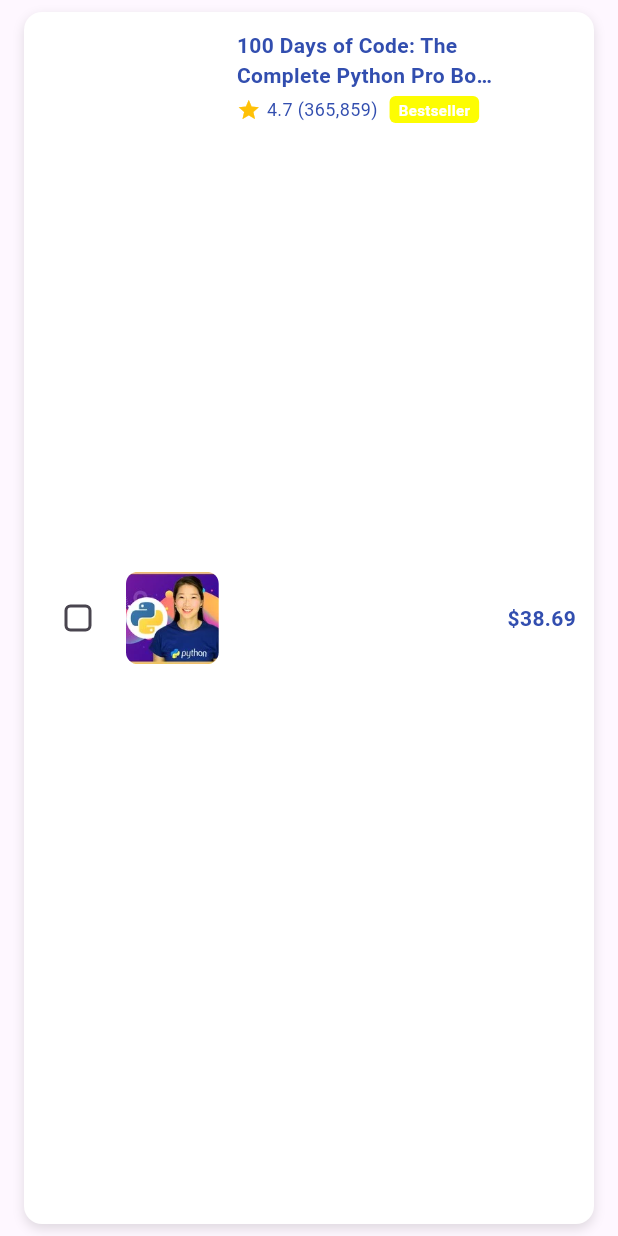
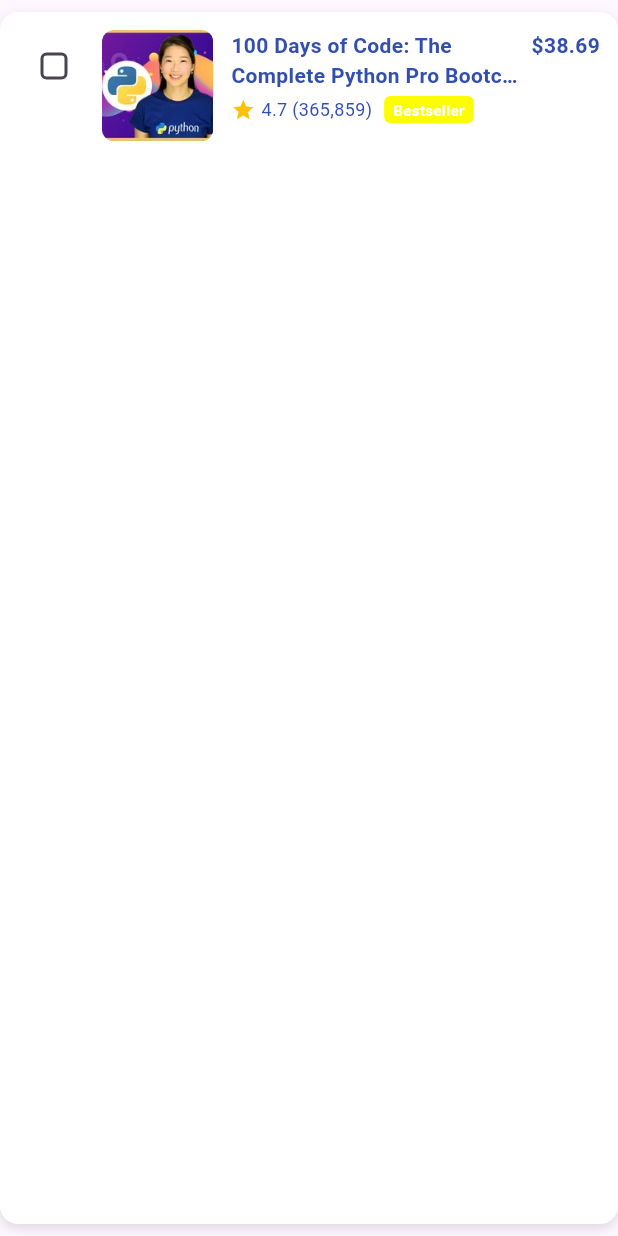
Before and after one commit to Thienry18/project-mobile, a Flutter app: the CartItemTile widget shown alone on an empty page, opened directly with sample values from the repository, on a phone screen of 412 x 824 dp. Run offline on Flutter 3.47's test engine with Material 3 defaults, Android fonts, the phone set to English and light mode, and no system bars; our stand-ins replace country_picker, flutter_speed_dial, flutter_svg, google_fonts, image_picker, share_plus and 2 more; accounts and stored records are empty.

Commit message:
darkmode lagi

```diff
--- a/lib/main.dart
+++ b/lib/main.dart
@@ -51,7 +51,7 @@
         ),
       ),
       themeMode: themeNotifier.themeMode,
-      home: SecurityScreen(),
+      home: Profile(),
     );
   }
 }
--- a/lib/screens/notification_page.dart
+++ b/lib/screens/notification_page.dart
@@ -34,6 +34,7 @@
     super.initState();
     _tabController = TabController(length: 2, vsync: this);
     _loadNotifications();
+    clearNotifications();
   }
 
   Future<void> clearNotifications() async {
--- a/lib/widgets/cart_item_tile.dart
+++ b/lib/widgets/cart_item_tile.dart
@@ -21,17 +21,17 @@
     final isDarkMode = Provider.of<ThemeNotifier>(context).isDarkMode;
 
     return Container(
-      margin: const EdgeInsets.symmetric(vertical: 8, horizontal: 16),
+      margin: const EdgeInsets.symmetric(vertical: 8, horizontal: 0),
       padding: const EdgeInsets.all(12),
       decoration: BoxDecoration(
-        color: isDarkMode ? Color(0xff324eaf) : Colors.white,
+        color: isDarkMode ? const Color(0xff324eaf) : Colors.white,
         borderRadius: BorderRadius.circular(12),
         boxShadow: const [
           BoxShadow(color: Colors.black12, blurRadius: 6, offset: Offset(0, 3)),
         ],
       ),
       child: Row(
-        crossAxisAlignment: CrossAxisAlignment.center,
+        crossAxisAlignment: CrossAxisAlignment.start,
         children: [
           Checkbox(
             value: isSelected,
@@ -39,7 +39,7 @@
             shape: RoundedRectangleBorder(
               borderRadius: BorderRadius.circular(4),
             ),
-            activeColor: isDarkMode ? Colors.white : Color(0xFF324EAF),
+            activeColor: isDarkMode ? Colors.white : const Color(0xFF324EAF),
             checkColor: isDarkMode ? Colors.black : Colors.white,
           ),
           const SizedBox(width: 8),
@@ -47,13 +47,13 @@
             borderRadius: BorderRadius.circular(8),
             child: Image.asset(
               course.images,
-              width: screenWidth * 0.15, // ⬅️ Responsif
-              height: screenWidth * 0.15,
+              width: screenWidth * 0.18, // responsif
+              height: screenWidth * 0.18,
               fit: BoxFit.cover,
               errorBuilder: (context, error, stackTrace) {
                 return Container(
-                  width: screenWidth * 0.15,
-                  height: screenWidth * 0.15,
+                  width: screenWidth * 0.18,
+                  height: screenWidth * 0.18,
                   color: Colors.blue,
                   alignment: Alignment.center,
                   child: const Icon(
@@ -76,8 +76,8 @@
                   overflow: TextOverflow.ellipsis,
                   style: TextStyle(
                     fontWeight: FontWeight.bold,
-                    fontSize: 14,
-                    color: isDarkMode ? Colors.white : Color(0XFF324EAF),
+                    fontSize: screenWidth < 350 ? 13 : 14,
+                    color: isDarkMode ? Colors.white : const Color(0XFF324EAF),
                   ),
                 ),
                 const SizedBox(height: 4),
@@ -89,7 +89,8 @@
                       '${course.rating}',
                       style: TextStyle(
                         fontSize: 12,
-                        color: isDarkMode ? Colors.white : Color(0XFF324EAF),
+                        color:
+                            isDarkMode ? Colors.white : const Color(0XFF324EAF),
                         fontWeight: FontWeight.w400,
                       ),
                     ),
@@ -110,7 +111,9 @@
                             fontSize: 10,
                             fontWeight: FontWeight.w600,
                             color:
-                                !isDarkMode ? Colors.white : Color(0xFF324EAF),
+                                !isDarkMode
+                                    ? Colors.white
+                                    : const Color(0xFF324EAF),
                           ),
                         ),
                       ),
@@ -125,8 +128,8 @@
             '${course.price}',
             style: TextStyle(
               fontWeight: FontWeight.bold,
-              fontSize: 14,
-              color: isDarkMode ? Colors.white : Color(0xFF324EAF),
+              fontSize: screenWidth < 350 ? 12 : 14,
+              color: isDarkMode ? Colors.white : const Color(0xFF324EAF),
             ),
           ),
         ],
```
Also changed, not shown: lib/screens/video_player.dart (+10 -7 lines).
